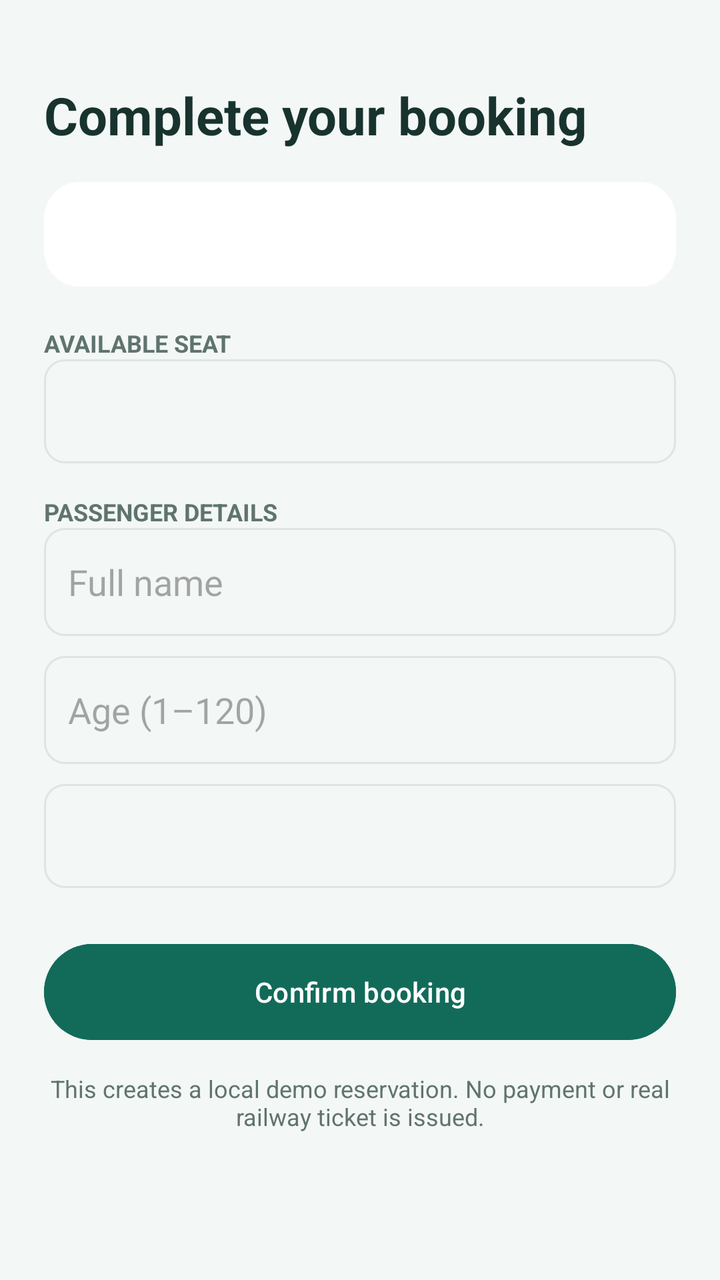
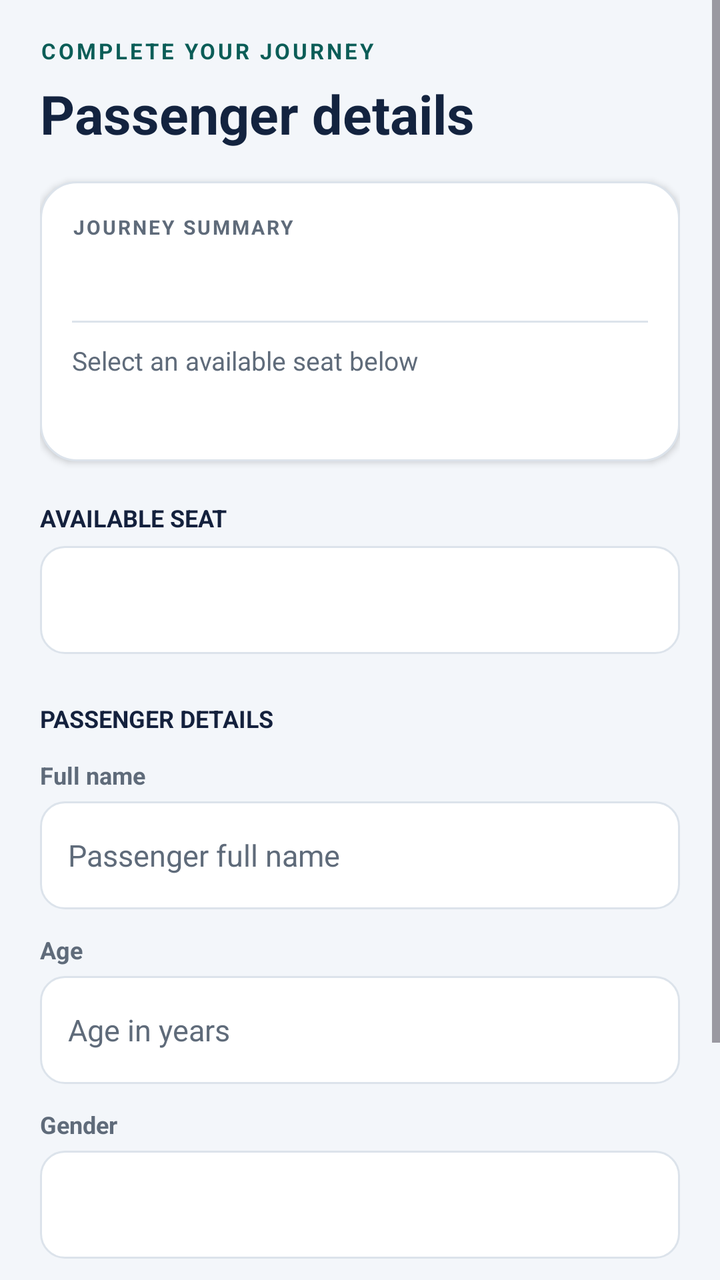

Compare the two renders of this Android layout. The source of the first and the diff that turns it into the second are given below.
<!-- AndroidManifest.xml: application theme Theme.MyApplication -->
<!-- res/layout/activity_booking.xml -->
<?xml version="1.0" encoding="utf-8"?>
<ScrollView xmlns:android="http://schemas.android.com/apk/res/android" android:layout_width="match_parent" android:layout_height="match_parent" android:fillViewport="true" android:background="@color/surface_soft">
    <LinearLayout android:layout_width="match_parent" android:layout_height="wrap_content" android:orientation="vertical" android:padding="22dp">
        <TextView android:layout_width="match_parent" android:layout_height="wrap_content" android:text="Complete your booking" android:textColor="@color/ink" android:textStyle="bold" android:textSize="26sp" android:layout_marginTop="18dp" />
        <TextView android:id="@+id/bookingTrainSummary" android:layout_width="match_parent" android:layout_height="wrap_content" android:background="@drawable/card_background" android:padding="16dp" android:textColor="@color/ink" android:textSize="15sp" android:layout_marginTop="16dp" />
        <TextView android:layout_width="match_parent" android:layout_height="wrap_content" android:text="AVAILABLE SEAT" android:textColor="@color/muted" android:textStyle="bold" android:textSize="12sp" android:layout_marginTop="20dp" />
        <Spinner android:id="@+id/seatSpinner" android:layout_width="match_parent" android:layout_height="52dp" android:background="@drawable/input_background" android:paddingStart="10dp" />
        <ProgressBar android:id="@+id/seatProgress" android:layout_width="32dp" android:layout_height="32dp" android:layout_gravity="center_horizontal" android:visibility="gone" />
        <TextView android:id="@+id/seatStatus" android:layout_width="match_parent" android:layout_height="wrap_content" android:textColor="@color/muted" android:visibility="gone" android:padding="10dp" />
        <TextView android:layout_width="match_parent" android:layout_height="wrap_content" android:text="PASSENGER DETAILS" android:textColor="@color/muted" android:textStyle="bold" android:textSize="12sp" android:layout_marginTop="16dp" />
        <EditText android:id="@+id/passengerNameInput" android:layout_width="match_parent" android:layout_height="54dp" android:hint="Full name" android:inputType="textPersonName|textCapWords" android:maxLength="80" android:paddingStart="12dp" android:background="@drawable/input_background" />
        <EditText android:id="@+id/passengerAgeInput" android:layout_width="match_parent" android:layout_height="54dp" android:hint="Age (1–120)" android:inputType="number" android:maxLength="3" android:layout_marginTop="10dp" android:paddingStart="12dp" android:background="@drawable/input_background" />
        <Spinner android:id="@+id/genderSpinner" android:layout_width="match_parent" android:layout_height="52dp" android:background="@drawable/input_background" android:paddingStart="10dp" android:layout_marginTop="10dp" />
        <Button android:id="@+id/confirmBookingButton" android:layout_width="match_parent" android:layout_height="56dp" android:text="Confirm booking" android:textAllCaps="false" android:textColor="@color/white" android:backgroundTint="@color/brand" android:layout_marginTop="24dp" />
        <TextView android:layout_width="match_parent" android:layout_height="wrap_content" android:text="This creates a local demo reservation. No payment or real railway ticket is issued." android:textColor="@color/muted" android:gravity="center" android:textSize="12sp" android:layout_marginTop="12dp" android:layout_marginBottom="24dp" />
    </LinearLayout>
</ScrollView>
<!-- resources referenced by this layout -->
<resources>
  <color name="brand">#126B59</color>
  <color name="ink">#18332E</color>
  <color name="muted">#60746F</color>
  <color name="surface_soft">#F3F7F5</color>
  <color name="white">#FFFFFFFF</color>
  <!-- drawable card_background (drawable) -->
  <?xml version="1.0" encoding="utf-8"?>
  <shape xmlns:android="http://schemas.android.com/apk/res/android"><solid android:color="@color/surface"/><corners android:radius="18dp"/></shape>
  <!-- drawable input_background (drawable) -->
  <?xml version="1.0" encoding="utf-8"?>
  <shape xmlns:android="http://schemas.android.com/apk/res/android"><solid android:color="@color/surface_soft"/><corners android:radius="10dp"/><stroke android:width="1dp" android:color="#DCE6E2"/></shape>
  <style name="Theme.MyApplication" parent="Base.Theme.MyApplication" />
  <color name="surface">#FFFFFFFF</color>
  <style name="Base.Theme.MyApplication" parent="Theme.Material3.DayNight.NoActionBar">
          
          
      </style>
</resources>

<!-- the commit's change to res/layout/activity_booking.xml (unified diff, before → after) -->
@@ -1,17 +1,242 @@
 <?xml version="1.0" encoding="utf-8"?>
-<ScrollView xmlns:android="http://schemas.android.com/apk/res/android" android:layout_width="match_parent" android:layout_height="match_parent" android:fillViewport="true" android:background="@color/surface_soft">
-    <LinearLayout android:layout_width="match_parent" android:layout_height="wrap_content" android:orientation="vertical" android:padding="22dp">
-        <TextView android:layout_width="match_parent" android:layout_height="wrap_content" android:text="Complete your booking" android:textColor="@color/ink" android:textStyle="bold" android:textSize="26sp" android:layout_marginTop="18dp" />
-        <TextView android:id="@+id/bookingTrainSummary" android:layout_width="match_parent" android:layout_height="wrap_content" android:background="@drawable/card_background" android:padding="16dp" android:textColor="@color/ink" android:textSize="15sp" android:layout_marginTop="16dp" />
-        <TextView android:layout_width="match_parent" android:layout_height="wrap_content" android:text="AVAILABLE SEAT" android:textColor="@color/muted" android:textStyle="bold" android:textSize="12sp" android:layout_marginTop="20dp" />
-        <Spinner android:id="@+id/seatSpinner" android:layout_width="match_parent" android:layout_height="52dp" android:background="@drawable/input_background" android:paddingStart="10dp" />
-        <ProgressBar android:id="@+id/seatProgress" android:layout_width="32dp" android:layout_height="32dp" android:layout_gravity="center_horizontal" android:visibility="gone" />
-        <TextView android:id="@+id/seatStatus" android:layout_width="match_parent" android:layout_height="wrap_content" android:textColor="@color/muted" android:visibility="gone" android:padding="10dp" />
-        <TextView android:layout_width="match_parent" android:layout_height="wrap_content" android:text="PASSENGER DETAILS" android:textColor="@color/muted" android:textStyle="bold" android:textSize="12sp" android:layout_marginTop="16dp" />
-        <EditText android:id="@+id/passengerNameInput" android:layout_width="match_parent" android:layout_height="54dp" android:hint="Full name" android:inputType="textPersonName|textCapWords" android:maxLength="80" android:paddingStart="12dp" android:background="@drawable/input_background" />
-        <EditText android:id="@+id/passengerAgeInput" android:layout_width="match_parent" android:layout_height="54dp" android:hint="Age (1–120)" android:inputType="number" android:maxLength="3" android:layout_marginTop="10dp" android:paddingStart="12dp" android:background="@drawable/input_background" />
-        <Spinner android:id="@+id/genderSpinner" android:layout_width="match_parent" android:layout_height="52dp" android:background="@drawable/input_background" android:paddingStart="10dp" android:layout_marginTop="10dp" />
-        <Button android:id="@+id/confirmBookingButton" android:layout_width="match_parent" android:layout_height="56dp" android:text="Confirm booking" android:textAllCaps="false" android:textColor="@color/white" android:backgroundTint="@color/brand" android:layout_marginTop="24dp" />
-        <TextView android:layout_width="match_parent" android:layout_height="wrap_content" android:text="This creates a local demo reservation. No payment or real railway ticket is issued." android:textColor="@color/muted" android:gravity="center" android:textSize="12sp" android:layout_marginTop="12dp" android:layout_marginBottom="24dp" />
+<ScrollView xmlns:android="http://schemas.android.com/apk/res/android"
+    android:id="@+id/bookingRoot"
+    android:layout_width="match_parent"
+    android:layout_height="match_parent"
+    android:background="@color/surface_soft"
+    android:clipToPadding="false"
+    android:fillViewport="true">
+
+    <LinearLayout
+        android:layout_width="match_parent"
+        android:layout_height="wrap_content"
+        android:orientation="vertical"
+        android:paddingStart="20dp"
+        android:paddingTop="18dp"
+        android:paddingEnd="20dp"
+        android:paddingBottom="24dp">
+
+        <TextView
+            android:layout_width="wrap_content"
+            android:layout_height="wrap_content"
+            android:text="COMPLETE YOUR JOURNEY"
+            android:textColor="@color/brand_dark"
+            android:textSize="11sp"
+            android:textStyle="bold"
+            android:letterSpacing="0.12" />
+
+        <TextView
+            android:layout_width="match_parent"
+            android:layout_height="wrap_content"
+            android:layout_marginTop="6dp"
+            android:text="Passenger details"
+            android:textColor="@color/navy"
+            android:textSize="27sp"
+            android:textStyle="bold" />
+
+        <LinearLayout
+            android:layout_width="match_parent"
+            android:layout_height="wrap_content"
+            android:layout_marginTop="16dp"
+            android:background="@drawable/card_background"
+            android:elevation="2dp"
+            android:orientation="vertical"
+            android:padding="16dp">
+
+            <TextView
+                android:layout_width="wrap_content"
+                android:layout_height="wrap_content"
+                android:text="JOURNEY SUMMARY"
+                android:textColor="@color/muted"
+                android:textSize="10sp"
+                android:textStyle="bold"
+                android:letterSpacing="0.1" />
+
+            <TextView
+                android:id="@+id/bookingTrainSummary"
+                android:layout_width="match_parent"
+                android:layout_height="wrap_content"
+                android:layout_marginTop="9dp"
+                android:textColor="@color/ink"
+                android:textSize="14sp"
+                android:textStyle="bold"
+                android:lineSpacingExtra="3dp" />
+
+            <View
+                android:layout_width="match_parent"
+                android:layout_height="1dp"
+                android:layout_marginTop="12dp"
+                android:background="@color/border" />
+
+            <TextView
+                android:id="@+id/bookingSelectedSeat"
+                android:layout_width="match_parent"
+                android:layout_height="wrap_content"
+                android:layout_marginTop="10dp"
+                android:text="Select an available seat below"
+                android:textColor="@color/muted"
+                android:textSize="13sp" />
+
+            <TextView
+                android:id="@+id/bookingFareSummary"
+                android:layout_width="match_parent"
+                android:layout_height="wrap_content"
+                android:layout_marginTop="4dp"
+                android:textColor="@color/brand_dark"
+                android:textSize="16sp"
+                android:textStyle="bold" />
+        </LinearLayout>
+
+        <TextView
+            android:layout_width="match_parent"
+            android:layout_height="wrap_content"
+            android:layout_marginTop="20dp"
+            android:text="AVAILABLE SEAT"
+            android:textColor="@color/ink"
+            android:textSize="12sp"
+            android:textStyle="bold" />
+
+        <Spinner
+            android:id="@+id/seatSpinner"
+            android:layout_width="match_parent"
+            android:layout_height="54dp"
+            android:layout_marginTop="6dp"
+            android:background="@drawable/booking_input_background"
+            android:paddingStart="12dp"
+            android:paddingEnd="12dp"
+            android:popupBackground="@color/surface" />
+
+        <LinearLayout
+            android:layout_width="match_parent"
+            android:layout_height="wrap_content"
+            android:layout_marginTop="8dp"
+            android:gravity="center_vertical"
+            android:orientation="horizontal">
+            <ProgressBar
+                android:id="@+id/seatProgress"
+                style="?android:attr/progressBarStyleSmall"
+                android:layout_width="24dp"
+                android:layout_height="24dp"
+                android:visibility="gone" />
+            <TextView
+                android:id="@+id/seatStatus"
+                android:layout_width="0dp"
+                android:layout_height="wrap_content"
+                android:layout_weight="1"
+                android:paddingStart="8dp"
+                android:paddingTop="6dp"
+                android:paddingBottom="6dp"
+                android:textColor="@color/muted"
+                android:textSize="13sp"
+                android:visibility="gone" />
+        </LinearLayout>
+
+        <TextView
+            android:layout_width="match_parent"
+            android:layout_height="wrap_content"
+            android:layout_marginTop="16dp"
+            android:text="PASSENGER DETAILS"
+            android:textColor="@color/ink"
+            android:textSize="12sp"
+            android:textStyle="bold" />
+
+        <TextView
+            android:layout_width="match_parent"
+            android:layout_height="wrap_content"
+            android:layout_marginTop="12dp"
+            android:text="Full name"
+            android:textColor="@color/muted"
+            android:textSize="12sp"
+            android:textStyle="bold" />
+        <EditText
+            android:id="@+id/passengerNameInput"
+            android:layout_width="match_parent"
+            android:layout_height="54dp"
+            android:layout_marginTop="5dp"
+            android:background="@drawable/booking_input_background"
+            android:hint="Passenger full name"
+            android:inputType="textPersonName|textCapWords"
+            android:maxLength="80"
+            android:paddingStart="14dp"
+            android:paddingEnd="14dp"
+            android:singleLine="true"
+            android:textColor="@color/ink"
+            android:textColorHint="@color/muted"
+            android:textSize="15sp" />
+
+        <TextView
+            android:layout_width="match_parent"
+            android:layout_height="wrap_content"
+            android:layout_marginTop="12dp"
+            android:text="Age"
+            android:textColor="@color/muted"
+            android:textSize="12sp"
+            android:textStyle="bold" />
+        <EditText
+            android:id="@+id/passengerAgeInput"
+            android:layout_width="match_parent"
+            android:layout_height="54dp"
+            android:layout_marginTop="5dp"
+            android:background="@drawable/booking_input_background"
+            android:hint="Age in years"
+            android:inputType="number"
+            android:maxLength="3"
+            android:paddingStart="14dp"
+            android:paddingEnd="14dp"
+            android:singleLine="true"
+            android:textColor="@color/ink"
+            android:textColorHint="@color/muted"
+            android:textSize="15sp" />
+
+        <TextView
+            android:layout_width="match_parent"
+            android:layout_height="wrap_content"
+            android:layout_marginTop="12dp"
+            android:text="Gender"
+            android:textColor="@color/muted"
+            android:textSize="12sp"
+            android:textStyle="bold" />
+        <Spinner
+            android:id="@+id/genderSpinner"
+            android:layout_width="match_parent"
+            android:layout_height="54dp"
+            android:layout_marginTop="5dp"
+            android:background="@drawable/booking_input_background"
+            android:paddingStart="12dp"
+            android:paddingEnd="12dp"
+            android:popupBackground="@color/surface" />
+        <TextView
+            android:id="@+id/genderError"
+            android:layout_width="match_parent"
+            android:layout_height="wrap_content"
+            android:paddingStart="4dp"
+            android:paddingTop="4dp"
+            android:text="Select a gender."
+            android:textColor="#B3261E"
+            android:textSize="12sp"
+            android:visibility="gone" />
+
+        <Button
+            android:id="@+id/confirmBookingButton"
+            android:layout_width="match_parent"
+            android:layout_height="56dp"
+            android:layout_marginTop="22dp"
+            android:background="@drawable/button_primary"
+            android:minHeight="48dp"
+            android:text="Confirm booking"
+            android:textAllCaps="false"
+            android:textColor="@color/white"
+            android:textSize="16sp"
+            android:textStyle="bold" />
+
+        <TextView
+            android:layout_width="match_parent"
+            android:layout_height="wrap_content"
+            android:layout_marginTop="12dp"
+            android:layout_marginBottom="12dp"
+            android:gravity="center"
+            android:text="Local demo reservation only. No payment or real railway ticket is issued."
+            android:textColor="@color/muted"
+            android:textSize="12sp" />
     </LinearLayout>
 </ScrollView>
<!-- resource entries referenced after the edit -->
@@ -1,21 +1,56 @@
 <!-- resources referenced by this layout -->
 <resources>
-  <color name="brand">#126B59</color>
-  <color name="ink">#18332E</color>
-  <color name="muted">#60746F</color>
-  <color name="surface_soft">#F3F7F5</color>
+  <color name="border">#DCE3EB</color>
+  <color name="brand_dark">#0B5D57</color>
+  <color name="brand">#0F766E</color>
+  <color name="ink">#14213D</color>
+  <color name="muted">#5F6B7A</color>
+  <color name="navy">#13233F</color>
+  <color name="surface_soft">#F3F6FA</color>
   <color name="white">#FFFFFFFF</color>
+  <!-- drawable booking_input_background (drawable) -->
+  <?xml version="1.0" encoding="utf-8"?>
+  <selector xmlns:android="http://schemas.android.com/apk/res/android">
+      <item android:state_focused="true">
+          <shape>
+              <solid android:color="@color/surface" />
+              <stroke android:width="2dp" android:color="@color/brand" />
+              <corners android:radius="12dp" />
+          </shape>
+      </item>
+      <item>
+          <shape>
+              <solid android:color="@color/surface" />
+              <stroke android:width="1dp" android:color="@color/border" />
+              <corners android:radius="12dp" />
+          </shape>
+      </item>
+  </selector>
+  <!-- drawable button_primary (drawable) -->
+  <?xml version="1.0" encoding="utf-8"?>
+  <ripple xmlns:android="http://schemas.android.com/apk/res/android" android:color="#40FFFFFF">
+      <item>
+          <selector>
+              <item android:state_enabled="false">
+                  <shape><solid android:color="#9CBFBC"/><corners android:radius="14dp"/></shape>
+              </item>
+              <item>
+                  <shape><solid android:color="@color/brand"/><corners android:radius="14dp"/></shape>
+              </item>
+          </selector>
+      </item>
+  </ripple>
   <!-- drawable card_background (drawable) -->
   <?xml version="1.0" encoding="utf-8"?>
-  <shape xmlns:android="http://schemas.android.com/apk/res/android"><solid android:color="@color/surface"/><corners android:radius="18dp"/></shape>
-  <!-- drawable input_background (drawable) -->
-  <?xml version="1.0" encoding="utf-8"?>
-  <shape xmlns:android="http://schemas.android.com/apk/res/android"><solid android:color="@color/surface_soft"/><corners android:radius="10dp"/><stroke android:width="1dp" android:color="#DCE6E2"/></shape>
+  <shape xmlns:android="http://schemas.android.com/apk/res/android"><solid android:color="@color/surface"/><stroke android:width="1dp" android:color="@color/border"/><corners android:radius="18dp"/></shape>
   <style name="Theme.MyApplication" parent="Base.Theme.MyApplication" />
   <color name="surface">#FFFFFFFF</color>
-  <style name="Base.Theme.MyApplication" parent="Theme.Material3.DayNight.NoActionBar">
-          
-          
+  <style name="Base.Theme.MyApplication" parent="Theme.Material3.Light.NoActionBar">
+          <item name="colorPrimary">@color/brand</item>
+          <item name="colorOnPrimary">@color/white</item>
+          <item name="colorSecondary">@color/navy</item>
+          <item name="colorOnSecondary">@color/white</item>
+          <item name="android:colorAccent">@color/brand</item>
       </style>
 </resources>
 
